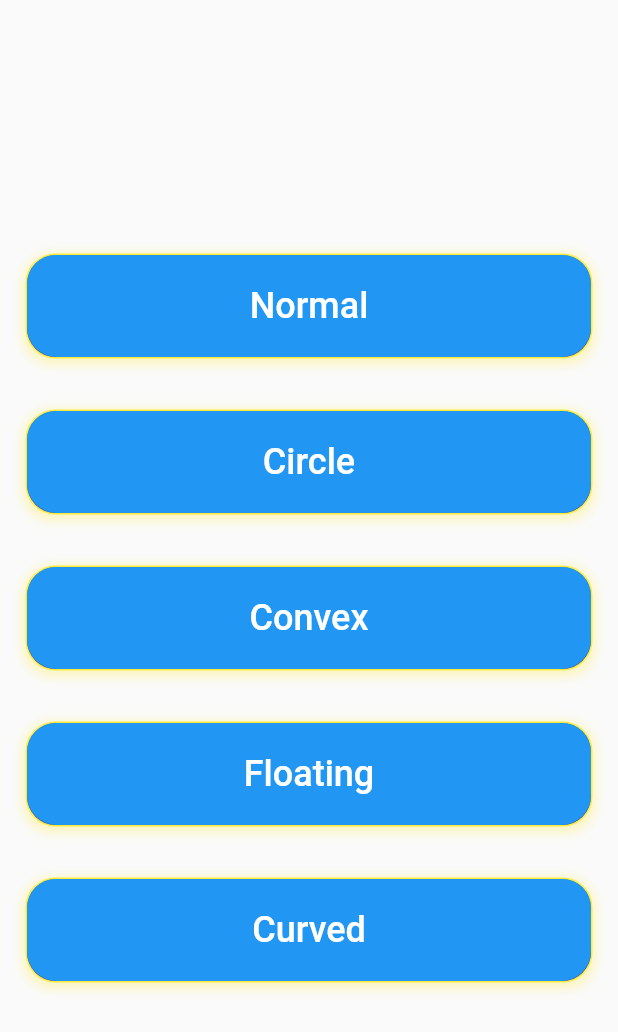
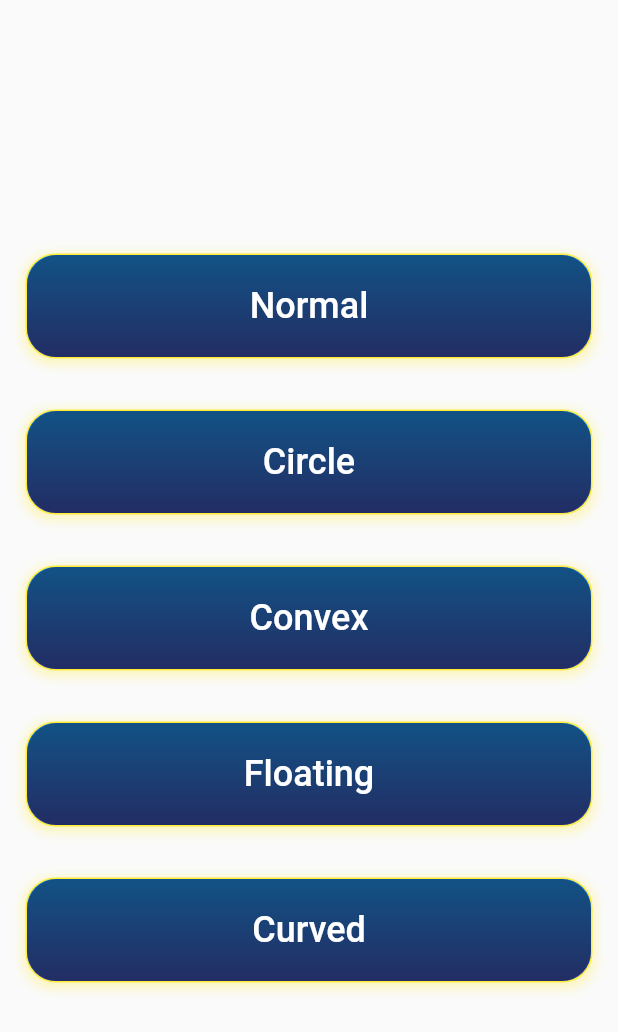
Before and after one commit to QasemFJber/bottom_navbarflutter, a Flutter app: the screen it shows after launch, on a phone screen of 412 x 824 dp. Shown: the top 1032 px of the screen. Run offline on Flutter 3.47's test engine with Material 2 defaults, Android fonts, the phone set to English and light mode, and no system bars; our stand-ins replace convex_bottom_bar, curved_navigation_bar; missing offline and left inert: circular_bottom_navigation, fluid_bottom_nav_bar.

Commit message:
Build by Qasem Desigen

```diff
--- a/lib/main.dart
+++ b/lib/main.dart
@@ -40,21 +40,16 @@ class HomeBottom extends StatelessWidget {
                 decoration: BoxDecoration(
                   gradient: LinearGradient(
                     colors: [Colors.blue, Colors.indigo],
-                    // تدرج الألوان من الأزرق إلى الكحلي
                     begin: Alignment.topCenter,
                     end: Alignment.bottomCenter,
                   ),
                   borderRadius: BorderRadius.circular(20),
                   border: Border.all(width: 1, color: Colors.yellow),
-                  // لون الحواف الخفيفة
                   boxShadow: [
                     BoxShadow(
                       color: Colors.yellow.withOpacity(0.3),
-                      // لون الظل الأصفر بشفافية 0.3
                       spreadRadius: 2,
-                      // قوة انتشار الظل
                       blurRadius: 5,
-                      // قوة التموج في الظل
                       offset:
                           Offset(0, 2), // إزاحة الموضع العمودية والأفقية للظل
                     ),
@@ -70,11 +65,8 @@ class HomeBottom extends StatelessWidget {
                   style: ElevatedButton.styleFrom(
                     padding: EdgeInsets.all(20),
                     elevation: 0,
-                    // تعيين الظل للزر
-                    primary: Colors.blue,
-                    // اللون الأزرق للزر
+                    primary: Colors.black45,
                     onPrimary: Colors.indigo,
-                    // اللون الكحلي للزر عند التحويل
                     shape: RoundedRectangleBorder(
                       borderRadius: BorderRadius.circular(20),
                     ),
@@ -118,7 +110,7 @@ class HomeBottom extends StatelessWidget {
                   style: ElevatedButton.styleFrom(
                     padding: EdgeInsets.all(20),
                     elevation: 0,
-                    primary: Colors.blue,
+                    primary: Colors.black45,
                     onPrimary: Colors.indigo,
                     shape: RoundedRectangleBorder(
                       borderRadius: BorderRadius.circular(20),
@@ -161,7 +153,7 @@ class HomeBottom extends StatelessWidget {
                   style: ElevatedButton.styleFrom(
                     padding: EdgeInsets.all(20),
                     elevation: 0,
-                    primary: Colors.blue,
+                    primary: Colors.black45,
                     onPrimary: Colors.indigo,
                     shape: RoundedRectangleBorder(
                       borderRadius: BorderRadius.circular(20),
@@ -205,7 +197,7 @@ class HomeBottom extends StatelessWidget {
                     padding: EdgeInsets.all(20),
                     elevation: 0,
 
-                    primary: Colors.blue,
+                    primary: Colors.black45,
                     onPrimary: Colors.indigo,
                     shape: RoundedRectangleBorder(
                       borderRadius: BorderRadius.circular(20),
@@ -248,7 +240,7 @@ class HomeBottom extends StatelessWidget {
                   style: ElevatedButton.styleFrom(
                     padding: EdgeInsets.all(20),
                     elevation: 0,
-                    primary: Colors.blue,
+                    primary: Colors.black45,
                     onPrimary: Colors.indigo,
                     shape: RoundedRectangleBorder(
                       borderRadius: BorderRadius.circular(20),
```
